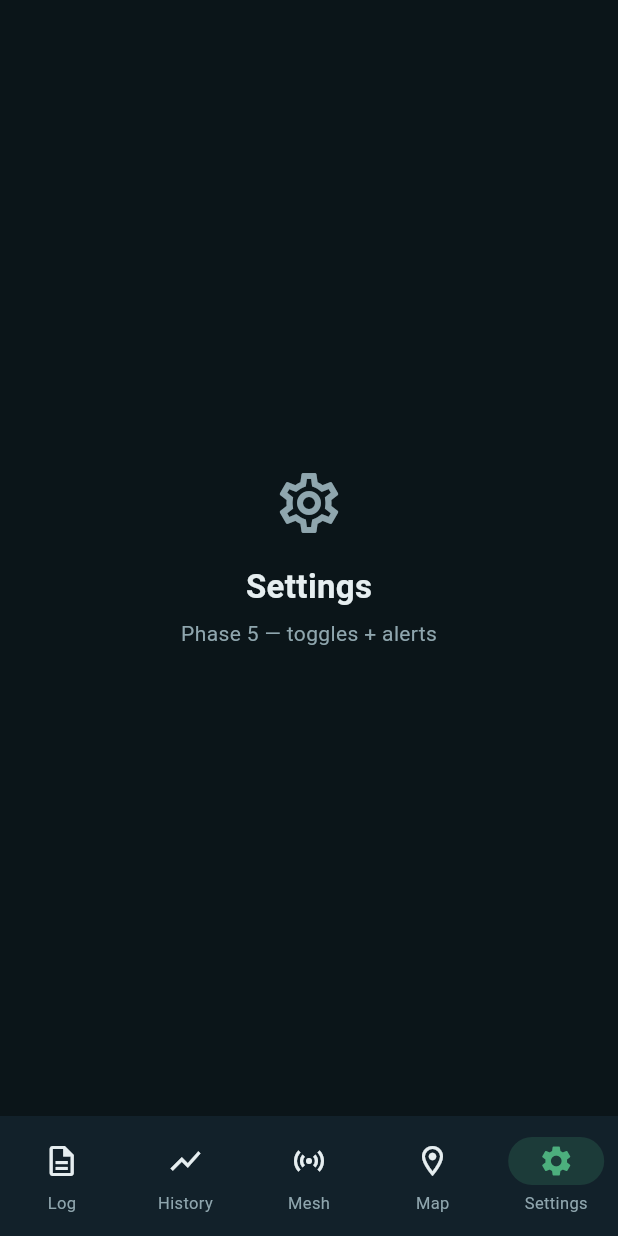
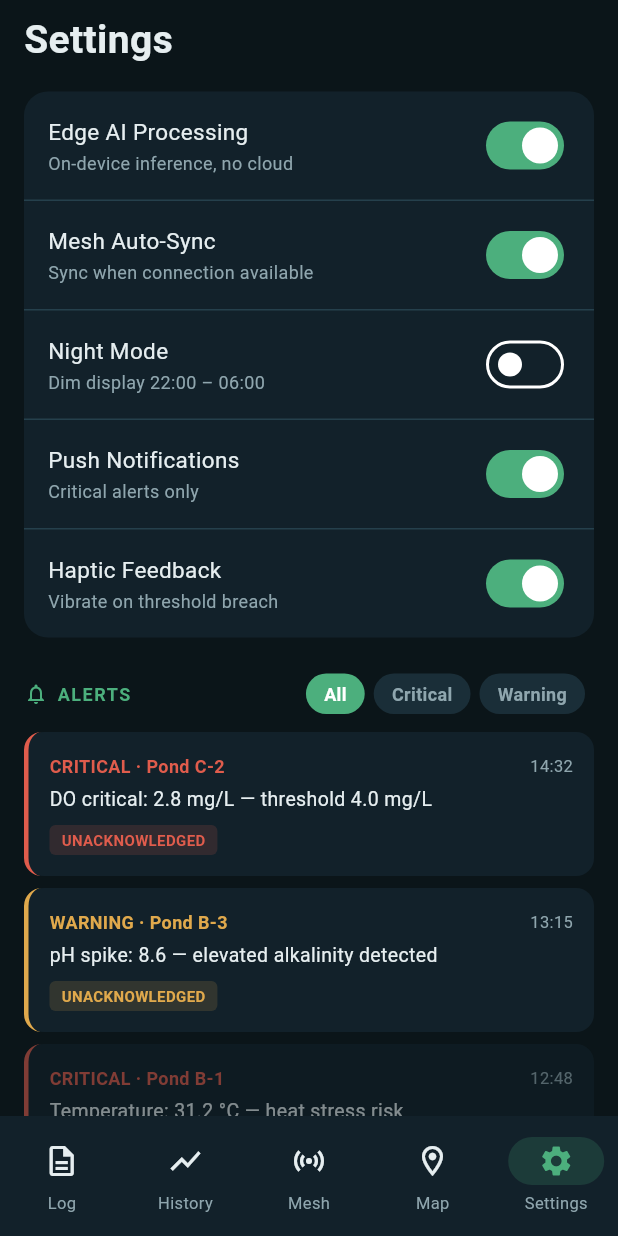
Before and after one commit to jhaienz/AquaPulse-mobile, a Flutter app: the screen it shows after launch, item 5 of the bottom bar chosen, on a phone screen of 412 x 824 dp. Run offline on Flutter 3.47's test engine with Material 3 defaults, Android fonts, the phone set to English and light mode, and no system bars; our stand-ins replace flutter_riverpod.

Commit message:
Phase 5: Settings — preference toggles + alerts inbox
Grouped toggle card (Edge AI, Auto-Sync, Night Mode, Push, Haptics) and the
alerts inbox with All/Critical/Warning filter and tap-to-acknowledge over an
AlertRepository. Deleted the now-unused placeholder screen — all 5 tabs real.
Completes the screens-first frontend. analyze clean, 9 tests passing.

Co-Authored-By: Claude Opus 4.8 <noreply@anthropic.com>

```diff
--- /dev/null
+++ b/lib/models/alert.dart
@@ -0,0 +1,21 @@
+import '../theme.dart';
+
+/// An alert raised when a reading crosses a threshold. Severity reuses the
+/// enclosure status colors (only warning/critical are ever alerts).
+class Alert {
+  final int id;
+  final String enclosureId;
+  final EnclosureStatus severity; // warning | critical
+  final String message;
+  final DateTime time;
+  final bool acknowledged;
+
+  const Alert({
+    required this.id,
+    required this.enclosureId,
+    required this.severity,
+    required this.message,
+    required this.time,
+    this.acknowledged = false,
+  });
+}
--- a/lib/repositories/fixtures.dart
+++ b/lib/repositories/fixtures.dart
@@ -1,6 +1,7 @@
 import 'package:flutter/material.dart';
 
 import '../models/achievement.dart';
+import '../models/alert.dart';
 import '../models/enclosure.dart';
 import '../models/field_log.dart';
 import '../models/forecast.dart';
@@ -79,6 +80,18 @@ FieldLogEntry fixtureFieldLog(String enclosureId) => FieldLogEntry(
 /// The enclosure the Log tab is focused on (mockup opens on A-1).
 const fixtureSelectedEnclosureId = 'A-1';
 
+/// Alerts inbox (mockup) — mixed severity, some unacknowledged.
+final fixtureAlerts = <Alert>[
+  Alert(id: 1, enclosureId: 'C-2', severity: EnclosureStatus.critical,
+      message: 'DO critical: 2.8 mg/L — threshold 4.0 mg/L', time: DateTime(2026, 7, 6, 14, 32)),
+  Alert(id: 2, enclosureId: 'B-3', severity: EnclosureStatus.warning,
+      message: 'pH spike: 8.6 — elevated alkalinity detected', time: DateTime(2026, 7, 6, 13, 15)),
+  Alert(id: 3, enclosureId: 'B-1', severity: EnclosureStatus.critical,
+      message: 'Temperature: 31.2 °C — heat stress risk', time: DateTime(2026, 7, 6, 12, 48), acknowledged: true),
+  Alert(id: 4, enclosureId: 'A-1', severity: EnclosureStatus.warning,
+      message: 'Turbidity elevated: 18 NTU — inspect inlet gate', time: DateTime(2026, 7, 6, 11, 30), acknowledged: true),
+];
+
 /// Mesh node link states (matches the mockup — D-1 offline).
 const fixtureMeshNodes = <MeshNode>[
   MeshNode('A-1', 12),
--- a/lib/repositories/repositories.dart
+++ b/lib/repositories/repositories.dart
@@ -1,6 +1,7 @@
 import 'package:flutter_riverpod/flutter_riverpod.dart';
 
 import '../models/achievement.dart';
+import '../models/alert.dart';
 import '../models/enclosure.dart';
 import '../models/field_log.dart';
 import '../models/forecast.dart';
@@ -33,6 +34,10 @@ abstract interface class FieldLogRepository {
 
 abstract interface class AchievementRepository {
   Future<List<Achievement>> all();
+}
+
+abstract interface class AlertRepository {
+  Future<List<Alert>> all();
 }
 
 // --- Fixture implementations ---
@@ -76,6 +81,11 @@ class FixtureAchievementRepository implements AchievementRepository {
   Future<List<Achievement>> all() async => fixtureAchievements;
 }
 
+class FixtureAlertRepository implements AlertRepository {
+  @override
+  Future<List<Alert>> all() async => fixtureAlerts;
+}
+
 // --- Providers (swap the override here to go live) ---
 
 final enclosureRepositoryProvider =
@@ -88,6 +98,8 @@ final fieldLogRepositoryProvider =
     Provider<FieldLogRepository>((_) => FixtureFieldLogRepository());
 final achievementRepositoryProvider =
     Provider<AchievementRepository>((_) => FixtureAchievementRepository());
+final alertRepositoryProvider =
+    Provider<AlertRepository>((_) => FixtureAlertRepository());
 
 // The enclosure the Log tab is focused on. Read-only for now; becomes a
 // Notifier once the operator can switch enclosures (later phase).
@@ -107,6 +119,8 @@ final fieldLogProvider = FutureProvider.family<FieldLogEntry, String>(
     (ref, id) => ref.watch(fieldLogRepositoryProvider).latestFor(id));
 final achievementsProvider = FutureProvider<List<Achievement>>(
     (ref) => ref.watch(achievementRepositoryProvider).all());
+final alertsProvider = FutureProvider<List<Alert>>(
+    (ref) => ref.watch(alertRepositoryProvider).all());
 
 // Field Mode sync snapshot (fixture; real sync state is Phase 7).
 final fieldSyncProvider = Provider<FieldSyncStatus>((_) => fixtureFieldSync);
--- a/lib/screens/app_shell.dart
+++ b/lib/screens/app_shell.dart
@@ -5,7 +5,7 @@ import 'history_screen.dart';
 import 'log_screen.dart';
 import 'map_screen.dart';
 import 'mesh_screen.dart';
-import 'placeholder_screen.dart';
+import 'settings_screen.dart';
 
 /// Root shell: 5 fixed tabs via IndexedStack (no go_router — YAGNI).
 /// Tab order matches the figma bottom nav: Log · History · Mesh · Map · Settings.
@@ -24,7 +24,7 @@ class _AppShellState extends State<AppShell> {
     HistoryScreen(),
     MeshScreen(),
     MapScreen(),
-    PlaceholderScreen(title: 'Settings', phase: 'Phase 5 — toggles + alerts', icon: Icons.settings_outlined),
+    SettingsScreen(),
   ];
 
   @override
--- a/lib/screens/placeholder_screen.dart
+++ /dev/null
@@ -1,39 +0,0 @@
-import 'package:flutter/material.dart';
-import '../theme.dart';
-
-/// Phase-0 stand-in for tabs not yet built. Replaced screen-by-screen
-/// through phases 1–5 (see docs/PLAN.md).
-class PlaceholderScreen extends StatelessWidget {
-  final String title;
-  final String phase;
-  final IconData icon;
-
-  const PlaceholderScreen({
-    super.key,
-    required this.title,
-    required this.phase,
-    required this.icon,
-  });
-
-  @override
-  Widget build(BuildContext context) {
-    return SafeArea(
-      child: Center(
-        child: Column(
-          mainAxisSize: MainAxisSize.min,
-          children: [
-            Icon(icon, size: 48, color: AppColors.textSecondary),
-            const SizedBox(height: 16),
-            Text(title,
-                style: const TextStyle(
-                    fontSize: 22,
-                    fontWeight: FontWeight.bold,
-                    color: AppColors.textPrimary)),
-            const SizedBox(height: 6),
-            Text(phase, style: const TextStyle(color: AppColors.textSecondary)),
-          ],
-        ),
-      ),
-    );
-  }
-}
--- /dev/null
+++ b/lib/screens/settings_screen.dart
@@ -0,0 +1,244 @@
+import 'package:flutter/material.dart';
+import 'package:flutter_riverpod/flutter_riverpod.dart';
+
+import '../models/alert.dart';
+import '../repositories/repositories.dart';
+import '../theme.dart';
+
+/// Which alerts the inbox shows.
+enum AlertFilter { all, critical, warning }
+
+class _Toggle {
+  final String title;
+  final String subtitle;
+  const _Toggle(this.title, this.subtitle);
+}
+
+const _toggleDefs = <String, _Toggle>{
+  'edgeAi': _Toggle('Edge AI Processing', 'On-device inference, no cloud'),
+  'autoSync': _Toggle('Mesh Auto-Sync', 'Sync when connection available'),
+  'nightMode': _Toggle('Night Mode', 'Dim display 22:00 – 06:00'),
+  'push': _Toggle('Push Notifications', 'Critical alerts only'),
+  'haptics': _Toggle('Haptic Feedback', 'Vibrate on threshold breach'),
+};
+
+/// Settings tab — preference toggles + the alerts inbox.
+class SettingsScreen extends ConsumerStatefulWidget {
+  const SettingsScreen({super.key});
+
+  @override
+  ConsumerState<SettingsScreen> createState() => _SettingsScreenState();
+}
+
+class _SettingsScreenState extends ConsumerState<SettingsScreen> {
+  // Screen-local prefs (disk persistence is Phase 7).
+  final Map<String, bool> _toggles = {
+    'edgeAi': true, 'autoSync': true, 'nightMode': false, 'push': true, 'haptics': true,
+  };
+  AlertFilter _filter = AlertFilter.all;
+  final Set<int> _acked = {}; // locally acknowledged alert ids
+
+  @override
+  Widget build(BuildContext context) {
+    final alerts = ref.watch(alertsProvider);
+
+    return SafeArea(
+      child: ListView(
+        padding: const EdgeInsets.fromLTRB(16, 8, 16, 24),
+        children: [
+          const Text('Settings',
+              style: TextStyle(fontSize: 26, fontWeight: FontWeight.bold, color: AppColors.textPrimary)),
+          const SizedBox(height: 16),
+          Container(
+            decoration: BoxDecoration(color: AppColors.surface, borderRadius: BorderRadius.circular(16)),
+            child: Column(children: [
+              for (final entry in _toggleDefs.entries) ...[
+                if (entry.key != _toggleDefs.keys.first)
+                  const Divider(height: 1, color: AppColors.border),
+                _ToggleRow(
+                  def: entry.value,
+                  value: _toggles[entry.key]!,
+                  onChanged: (v) => setState(() => _toggles[entry.key] = v),
+                ),
+              ],
+            ]),
+          ),
+          const SizedBox(height: 24),
+          Row(
+            mainAxisAlignment: MainAxisAlignment.spaceBetween,
+            children: [
+              Row(children: const [
+                Icon(Icons.notifications_outlined, size: 16, color: AppColors.accent),
+                SizedBox(width: 6),
+                Text('ALERTS',
+                    style: TextStyle(fontSize: 12, letterSpacing: 1, fontWeight: FontWeight.bold, color: AppColors.accent)),
+              ]),
+              Row(children: [
+                for (final f in AlertFilter.values) ...[
+                  _FilterChip(
+                    label: f.name[0].toUpperCase() + f.name.substring(1),
+                    selected: _filter == f,
+                    onTap: () => setState(() => _filter = f),
+                  ),
+                  const SizedBox(width: 6),
+                ],
+              ]),
+            ],
+          ),
+          const SizedBox(height: 12),
+          switch (alerts) {
+            AsyncData(value: final list) => _AlertList(
+                alerts: list.where(_matchesFilter).toList(),
+                acked: _acked,
+                onAck: (id) => setState(() => _acked.add(id)),
+              ),
+            AsyncError(:final error) => Text('Error: $error'),
+            _ => const Center(child: Padding(padding: EdgeInsets.all(24), child: CircularProgressIndicator())),
+          },
+        ],
+      ),
+    );
+  }
+
+  bool _matchesFilter(Alert a) => switch (_filter) {
+        AlertFilter.all => true,
+        AlertFilter.critical => a.severity == EnclosureStatus.critical,
+        AlertFilter.warning => a.severity == EnclosureStatus.warning,
+      };
+}
+
+class _ToggleRow extends StatelessWidget {
+  final _Toggle def;
+  final bool value;
+  final ValueChanged<bool> onChanged;
+  const _ToggleRow({required this.def, required this.value, required this.onChanged});
+
+  @override
+  Widget build(BuildContext context) {
+    return Padding(
+      padding: const EdgeInsets.symmetric(horizontal: 16, vertical: 12),
+      child: Row(children: [
+        Expanded(
+          child: Column(
+            crossAxisAlignment: CrossAxisAlignment.start,
+            children: [
+              Text(def.title, style: const TextStyle(fontSize: 15, color: AppColors.textPrimary)),
+              const SizedBox(height: 2),
+              Text(def.subtitle, style: const TextStyle(fontSize: 12, color: AppColors.textSecondary)),
+            ],
+          ),
+        ),
+        Switch(
+          value: value,
+          onChanged: onChanged,
+          activeTrackColor: AppColors.accent,
+        ),
+      ]),
+    );
+  }
+}
+
+class _AlertList extends StatelessWidget {
+  final List<Alert> alerts;
+  final Set<int> acked;
+  final ValueChanged<int> onAck;
+  const _AlertList({required this.alerts, required this.acked, required this.onAck});
+
+  @override
+  Widget build(BuildContext context) {
+    if (alerts.isEmpty) {
+      return const Padding(
+        padding: EdgeInsets.symmetric(vertical: 24),
+        child: Center(child: Text('No alerts', style: TextStyle(color: AppColors.textSecondary))),
+      );
+    }
+    return Column(children: [
+      for (var i = 0; i < alerts.length; i++) ...[
+        if (i > 0) const SizedBox(height: 8),
+        _AlertCard(
+          alert: alerts[i],
+          acknowledged: alerts[i].acknowledged || acked.contains(alerts[i].id),
+          onAck: () => onAck(alerts[i].id),
+        ),
+      ],
+    ]);
+  }
+}
+
+class _AlertCard extends StatelessWidget {
+  final Alert alert;
+  final bool acknowledged;
+  final VoidCallback onAck;
+  const _AlertCard({required this.alert, required this.acknowledged, required this.onAck});
+
+  @override
+  Widget build(BuildContext context) {
+    final color = alert.severity.color;
+    final time = '${alert.time.hour.toString().padLeft(2, '0')}:${alert.time.minute.toString().padLeft(2, '0')}';
+    return Opacity(
+      opacity: acknowledged ? 0.55 : 1,
+      child: InkWell(
+        onTap: acknowledged ? null : onAck,
+        borderRadius: BorderRadius.circular(12),
+        child: Container(
+          padding: const EdgeInsets.all(14),
+          decoration: BoxDecoration(
+            color: AppColors.surface,
+            borderRadius: BorderRadius.circular(12),
+            border: Border(left: BorderSide(color: color, width: 3)),
+          ),
+          child: Column(
+            crossAxisAlignment: CrossAxisAlignment.start,
+            children: [
+              Row(
+                mainAxisAlignment: MainAxisAlignment.spaceBetween,
+                children: [
+                  Text('${alert.severity.label} · Pond ${alert.enclosureId}',
+                      style: TextStyle(fontSize: 12, fontWeight: FontWeight.bold, color: color)),
+                  Text(time, style: const TextStyle(fontSize: 11, color: AppColors.textSecondary)),
+                ],
+              ),
+              const SizedBox(height: 4),
+              Text(alert.message, style: const TextStyle(color: AppColors.textPrimary, fontSize: 13)),
+              if (!acknowledged) ...[
+                const SizedBox(height: 8),
+                Container(
+                  padding: const EdgeInsets.symmetric(horizontal: 8, vertical: 3),
+                  decoration: BoxDecoration(color: color.withValues(alpha: 0.15), borderRadius: BorderRadius.circular(4)),
+                  child: Text('UNACKNOWLEDGED',
+                      style: TextStyle(fontSize: 10, fontWeight: FontWeight.bold, color: color)),
+                ),
+              ],
+            ],
+          ),
+        ),
+      ),
+    );
+  }
+}
+
+class _FilterChip extends StatelessWidget {
+  final String label;
+  final bool selected;
+  final VoidCallback onTap;
+  const _FilterChip({required this.label, required this.selected, required this.onTap});
+
+  @override
+  Widget build(BuildContext context) {
+    return GestureDetector(
+      onTap: onTap,
+      child: Container(
+        padding: const EdgeInsets.symmetric(horizontal: 12, vertical: 5),
+        decoration: BoxDecoration(
+          color: selected ? AppColors.accent : AppColors.surfaceAlt,
+          borderRadius: BorderRadius.circular(16),
+        ),
+        child: Text(label,
+            style: TextStyle(
+                fontSize: 12,
+                fontWeight: FontWeight.w600,
+                color: selected ? Colors.white : AppColors.textSecondary)),
+      ),
+    );
+  }
+}
```
Also changed, not shown: 3 other files.
